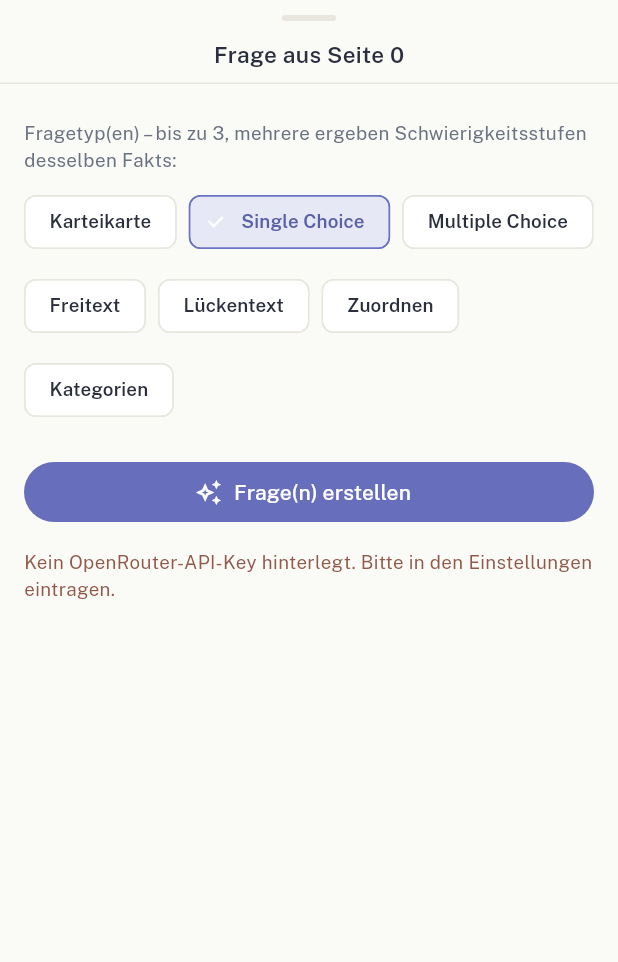
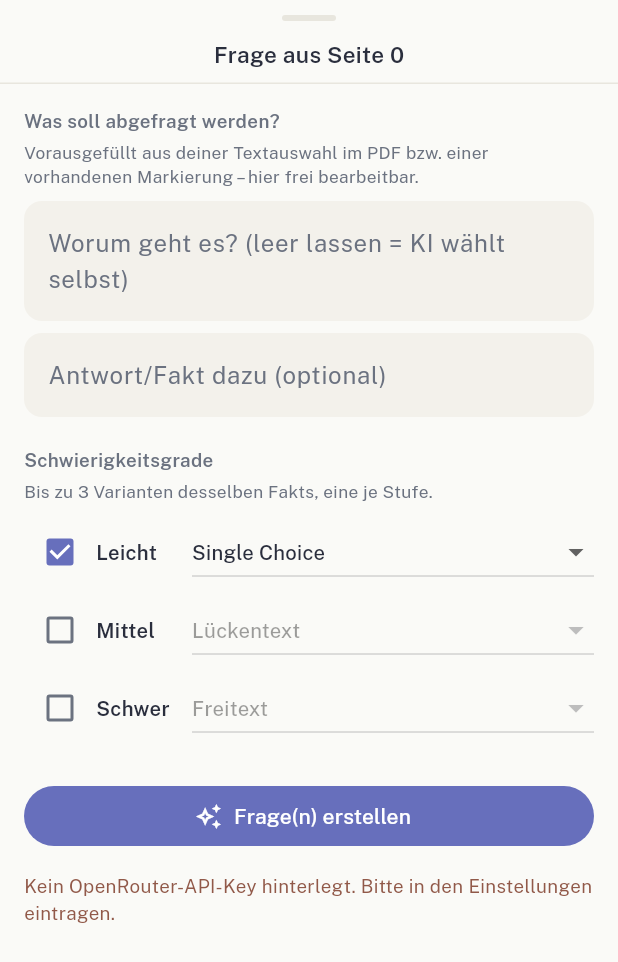
Before and after one commit to nphjfvp/Lernen, a Flutter app: the PageQuestionCreationSheet widget shown alone on an empty page, opened directly with empty values, after a tap on "Frage(n) erstellen", on a phone screen of 412 x 824 dp. Shown: the top 962 px of the screen. Run offline on Flutter 3.47's test engine with Material 3 defaults, Android fonts, the phone set to English and light mode, and no system bars; our stand-ins replace cloud_firestore, cross_file, file_picker, firebase_auth, firebase_core, flutter_local_notifications and 7 more; missing offline and left inert: desktop_drop, home_widget, syncfusion_flutter_pdf, syncfusion_flutter_pdfviewer; accounts and stored records are empty; network calls fail.

Commit message:
Fragen-erstellen-Sheet: Markieren per Textauswahl, Leicht/Mittel/Schwer, echte Quiz-Vorschau, Anpassen
Drei Lücken im gerade gebauten "Frage erstellen"-Feature behoben:

1. Markieren war bisher nur über eine bereits GESPEICHERTE Markierung
   möglich. Jetzt reicht normale Textauswahl im PDF direkt vor dem
   Öffnen des Sheets (MaterialViewerScreen liest die aktuelle Auswahl
   über denselben getSelectedTextLines()-Mechanismus wie beim manuellen
   Markieren aus) - kein extra Klick auf einen Farb-Button nötig. Frage-
   und Antwort-Text sind im Sheet außerdem frei eintippbar/editierbar,
   vorbelegte Markierung bleibt als Fallback.

2. Statt einer freien Typ-Auswahl (bis zu 3 beliebige Typen) gibt es
   jetzt drei explizite Stufen Leicht/Mittel/Schwer, jede einzeln an-/
   abwählbar mit per Dropdown frei wählbarem Fragetyp (Default:
   Single-Choice/Lückentext/Freitext, wie die bestehende Schwierigkeits-
   Eskalationskette).

3. Generierte Karten wurden nur als Text-Liste (front + answerSummary)
   angezeigt. Jetzt läuft die Vorschau über dieselbe QuestionAnswerView
   wie Daily Quiz/Üben - sieht optisch UND interaktiv exakt so aus wie
   im echten Quiz, mit Vor/Zurück-Navigation durch alle generierten
   Varianten.

Zusätzlich: AiService.generateQuestionsFromPage unterstützt jetzt
Überarbeitung (previousFlashcards + instruction, analog zu
generatePageConcept) - Grundlage für den neuen "Anpassen"-Button im
Sheet nach der ersten Generierung.

Co-Authored-By: Claude Sonnet 5 <noreply@anthropic.com>
Claude-Session: https://claude.ai/code/session_01NJyPeVZbNMSmD6hiV7yhpx

```diff
--- a/lib/ui/widgets/page_question_creation_sheet.dart
+++ b/lib/ui/widgets/page_question_creation_sheet.dart
@@ -11,15 +11,22 @@ import '../../repositories/settings_repository.dart';
 import '../../services/ai_service.dart';
 import '../../services/question_parsing.dart';
 import '../../theme/app_colors.dart';
+import '../daily/question_answer_view.dart';
 
 /// "Frage erstellen" im Lernmodus (siehe MaterialViewerScreen): erzeugt aus
-/// GENAU der gerade betrachteten Seite 1-3 Karteikarten-Varianten desselben
-/// Fakts (unterschiedliche Typen/Schwierigkeitsgrade, siehe
-/// AiService.generateQuestionsFromPage) – immer multimodal (Seiten-
-/// Screenshot ans Vision-Modell), da Folienseiten oft Diagramme/Formeln
-/// enthalten, die reiner Text nicht wiedergibt. Hat der Nutzer auf dieser
-/// Seite bereits eine "Frage" (rot) markiert, wird sie als verbindliche
-/// Grundlage angeboten statt die KI frei wählen zu lassen.
+/// GENAU der gerade betrachteten Seite bis zu 3 Karteikarten-Varianten
+/// desselben Fakts – je eine für Leicht/Mittel/Schwer (siehe
+/// AiService.generateQuestionsFromPage/[_variantTypeRule]) – immer
+/// multimodal (Seiten-Screenshot ans Vision-Modell), da Folienseiten oft
+/// Diagramme/Formeln enthalten, die reiner Text nicht wiedergibt.
+///
+/// Was abgefragt werden soll, markiert der Nutzer entweder direkt vorher im
+/// PDF (Textauswahl, siehe [initialQuestionText] – KEIN extra Klick auf
+/// einen Markier-Button nötig) oder tippt es/passt es hier frei ein; eine
+/// bereits gespeicherte Frage/Antwort-Markierung dient nur als Vorbelegung.
+/// Die generierten Karten lassen sich wie im echten Quiz durchklicken
+/// ([QuestionAnswerView], rein kosmetisch – ohne FSRS-Effekt) und per freier
+/// Anweisung überarbeiten, bevor sie gespeichert werden.
 class PageQuestionCreationSheet extends StatefulWidget {
   const PageQuestionCreationSheet({
     super.key,
@@ -28,6 +35,7 @@ class PageQuestionCreationSheet extends StatefulWidget {
     required this.pageText,
     required this.pageImageBytes,
     required this.highlightsOnPage,
+    this.initialQuestionText,
     this.examContext,
   });
 
@@ -36,21 +44,42 @@ class PageQuestionCreationSheet extends StatefulWidget {
   final String pageText;
   final Uint8List pageImageBytes;
   final List<MaterialHighlight> highlightsOnPage;
+
+  /// Gerade im PDF ausgewählter Text (siehe MaterialViewerScreen), bevor
+  /// dieses Sheet geöffnet wurde – die einfachste Art zu markieren, worauf
+  /// sich die Frage beziehen soll: Text auswählen, dann "Frage erstellen"
+  /// tippen, kein separater Markier-Schritt nötig.
+  final String? initialQuestionText;
   final String? examContext;
 
   @override
   State<PageQuestionCreationSheet> createState() => _PageQuestionCreationSheetState();
 }
 
+class _DifficultySlot {
+  _DifficultySlot({required this.label, required this.enabled, required this.type});
+  final String label;
+  bool enabled;
+  QuestionType type;
+}
+
 class _PageQuestionCreationSheetState extends State<PageQuestionCreationSheet> {
-  static const _maxTypes = 3;
+  late final TextEditingController _questionController;
+  late final TextEditingController _answerController;
+  final _instructionController = TextEditingController();
 
-  final Set<QuestionType> _selectedTypes = {};
-  bool _useHighlightPair = false;
+  late final List<_DifficultySlot> _slots = [
+    _DifficultySlot(label: 'Leicht', enabled: true, type: QuestionType.singleChoice),
+    _DifficultySlot(label: 'Mittel', enabled: false, type: QuestionType.fillBlank),
+    _DifficultySlot(label: 'Schwer', enabled: false, type: QuestionType.freeText),
+  ];
+
   bool _generating = false;
   bool _saving = false;
   String? _error;
   List<Flashcard>? _previewCards;
+  List<Map<String, dynamic>>? _previousRaw;
+  int _previewIndex = 0;
 
   MaterialHighlight? _firstOfColor(HighlightColor color) {
     for (final h in widget.highlightsOnPage) {
@@ -62,12 +91,25 @@ class _PageQuestionCreationSheetState extends State<PageQuestionCreationSheet> {
   @override
   void initState() {
     super.initState();
-    _useHighlightPair = _firstOfColor(HighlightColor.red) != null;
-    _selectedTypes.add(QuestionType.singleChoice);
+    final question = widget.initialQuestionText ?? _firstOfColor(HighlightColor.red)?.text ?? '';
+    _questionController = TextEditingController(text: question);
+    _answerController = TextEditingController(text: _firstOfColor(HighlightColor.green)?.text ?? '');
   }
 
-  Future<void> _generate() async {
-    if (_selectedTypes.isEmpty) return;
+  @override
+  void dispose() {
+    _questionController.dispose();
+    _answerController.dispose();
+    _instructionController.dispose();
+    super.dispose();
+  }
+
+  List<QuestionType> get _selectedTypes =>
+      _slots.where((s) => s.enabled).map((s) => s.type).toList();
+
+  Future<void> _generate({bool refine = false}) async {
+    final types = _selectedTypes;
+    if (types.isEmpty) return;
     final settings = context.read<SettingsRepository>().settings;
     if (!settings.hasApiKey) {
       setState(() => _error = 'Kein OpenRouter-API-Key hinterlegt. Bitte in den Einstellungen eintragen.');
@@ -79,15 +121,17 @@ class _PageQuestionCreationSheetState extends State<PageQuestionCreationSheet> {
     });
     try {
       final ai = AiService(apiKey: settings.openRouterApiKey!, model: settings.visionModelId);
-      final question = _useHighlightPair ? _firstOfColor(HighlightColor.red)?.text : null;
-      final answer = _useHighlightPair ? _firstOfColor(HighlightColor.green)?.text : null;
+      final question = _questionController.text.trim();
+      final answer = _answerController.text.trim();
       final raw = await ai.generateQuestionsFromPage(
         pageImageBytes: widget.pageImageBytes,
         pageText: widget.pageText,
-        types: _selectedTypes.toList(),
-        questionHighlight: question,
-        answerHighlight: answer,
+        types: types,
+        questionHighlight: question.isEmpty ? null : question,
+        answerHighlight: answer.isEmpty ? null : answer,
         examContext: widget.examContext,
+        previousFlashcards: refine ? _previousRaw : null,
+        instruction: refine ? _instructionController.text.trim() : null,
       );
 
       final now = DateTime.now();
@@ -114,6 +158,9 @@ class _PageQuestionCreationSheetState extends State<PageQuestionCreationSheet> {
       if (!mounted) return;
       setState(() {
         _previewCards = cards;
+        _previousRaw = raw;
+        _previewIndex = 0;
+        _instructionController.clear();
         _generating = false;
         if (cards.isEmpty) _error = 'Keine gültige Frage konnte erzeugt werden.';
       });
@@ -140,26 +187,15 @@ class _PageQuestionCreationSheetState extends State<PageQuestionCreationSheet> {
     Navigator.of(context).pop(cards.length);
   }
 
-  void _toggleType(QuestionType type, bool selected) {
-    setState(() {
-      if (selected) {
-        if (_selectedTypes.length < _maxTypes) _selectedTypes.add(type);
-      } else {
-        _selectedTypes.remove(type);
-      }
-    });
-  }
-
   @override
   Widget build(BuildContext context) {
     final c = context.colors;
-    final hasRed = _firstOfColor(HighlightColor.red) != null;
     final previewCards = _previewCards;
 
     return Padding(
       padding: EdgeInsets.only(bottom: MediaQuery.viewInsetsOf(context).bottom),
       child: SizedBox(
-        height: MediaQuery.sizeOf(context).height * 0.85,
+        height: MediaQuery.sizeOf(context).height * 0.88,
         child: DecoratedBox(
           decoration: BoxDecoration(color: c.bg, borderRadius: const BorderRadius.vertical(top: Radius.circular(20))),
           child: Column(
@@ -177,72 +213,7 @@ class _PageQuestionCreationSheetState extends State<PageQuestionCreationSheet> {
               ),
               Divider(height: 1, color: c.border),
               Expanded(
-                child: ListView(
-                  padding: const EdgeInsets.all(16),
-                  children: [
-                    if (previewCards == null) ...[
-                      if (hasRed)
-                        CheckboxListTile(
-                          contentPadding: EdgeInsets.zero,
-                          value: _useHighlightPair,
-                          onChanged: _generating ? null : (v) => setState(() => _useHighlightPair = v ?? false),
-                          controlAffinity: ListTileControlAffinity.leading,
-                          title: const Text('Auf markierte Frage/Antwort stützen',
-                              style: TextStyle(fontSize: 13.5, fontWeight: FontWeight.w600)),
-                          subtitle: Text(
-                            '"${_firstOfColor(HighlightColor.red)!.text}" → '
-                            '"${_firstOfColor(HighlightColor.green)?.text ?? '(keine Antwort markiert)'}"',
-                            style: TextStyle(fontSize: 11.5, color: c.inkMuted),
-                          ),
-                        ),
-                      const SizedBox(height: 8),
-                      Text('Fragetyp(en) – bis zu $_maxTypes, mehrere ergeben Schwierigkeitsstufen '
-                          'desselben Fakts:',
-                          style: TextStyle(fontSize: 12.5, color: c.inkMuted)),
-                      const SizedBox(height: 8),
-                      Wrap(
-                        spacing: 8,
-                        runSpacing: 8,
-                        children: QuestionType.values.map((t) {
-                          final selected = _selectedTypes.contains(t);
-                          return FilterChip(
-                            label: Text(t.label),
-                            selected: selected,
-                            onSelected: _generating ? null : (v) => _toggleType(t, v),
-                            selectedColor: c.accentSoft,
-                            labelStyle: TextStyle(
-                                fontSize: 12.5, color: selected ? c.accentOnSoft : c.ink, fontWeight: FontWeight.w600),
-                            backgroundColor: c.surface,
-                            side: BorderSide(color: selected ? c.accent : c.border),
-                          );
-                        }).toList(),
-                      ),
-                      const SizedBox(height: 20),
-                      FilledButton.icon(
-                        onPressed: (_generating || _selectedTypes.isEmpty) ? null : _generate,
-                        icon: _generating
-                            ? const SizedBox(width: 16, height: 16, child: CircularProgressIndicator(strokeWidth: 2))
-                            : const Icon(Icons.auto_awesome_outlined),
-                        label: const Text('Frage(n) erstellen'),
-                      ),
-                    ] else ...[
-                      Text('${previewCards.length} Frage${previewCards.length == 1 ? '' : 'n'} erzeugt',
-                          style: Theme.of(context).textTheme.titleMedium),
-                      const SizedBox(height: 8),
-                      ...previewCards.map((card) => Card(
-                            child: ListTile(
-                              title: Text(card.front),
-                              subtitle: Text('${card.type.label} · ${card.answerSummary}'),
-                            ),
-                          )),
-                    ],
-                    if (_error != null)
-                      Padding(
-                        padding: const EdgeInsets.only(top: 14),
-                        child: Text(_error!, style: TextStyle(color: c.danger, fontSize: 12.5)),
-                      ),
-                  ],
-                ),
+                child: previewCards == null ? _buildConfig(c) : _buildPreview(c, previewCards),
               ),
               if (previewCards != null && previewCards.isNotEmpty)
                 Padding(
@@ -273,4 +244,173 @@ class _PageQuestionCreationSheetState extends State<PageQuestionCreationSheet> {
       ),
     );
   }
+
+  Widget _buildConfig(AppColors c) {
+    return ListView(
+      padding: const EdgeInsets.all(16),
+      children: [
+        Text('Was soll abgefragt werden?', style: TextStyle(fontSize: 12.5, fontWeight: FontWeight.w600, color: c.inkMuted)),
+        const SizedBox(height: 4),
+        Text(
+          'Vorausgefüllt aus deiner Textauswahl im PDF bzw. einer vorhandenen '
+          'Markierung – hier frei bearbeitbar.',
+          style: TextStyle(fontSize: 11.5, color: c.inkMuted),
+        ),
+        const SizedBox(height: 8),
+        TextField(
+          controller: _questionController,
+          enabled: !_generating,
+          maxLines: null,
+          minLines: 2,
+          decoration: InputDecoration(
+            hintText: 'Worum geht es? (leer lassen = KI wählt selbst)',
+            filled: true,
+            fillColor: c.surfaceAlt,
+            border: OutlineInputBorder(borderRadius: BorderRadius.circular(12), borderSide: BorderSide.none),
+          ),
+        ),
+        const SizedBox(height: 8),
+        TextField(
+          controller: _answerController,
+          enabled: !_generating,
+          maxLines: null,
+          minLines: 1,
+          decoration: InputDecoration(
+            hintText: 'Antwort/Fakt dazu (optional)',
+            filled: true,
+            fillColor: c.surfaceAlt,
+            border: OutlineInputBorder(borderRadius: BorderRadius.circular(12), borderSide: BorderSide.none),
+          ),
+        ),
+        const SizedBox(height: 20),
+        Text('Schwierigkeitsgrade', style: TextStyle(fontSize: 12.5, fontWeight: FontWeight.w600, color: c.inkMuted)),
+        const SizedBox(height: 4),
+        Text(
+          'Bis zu 3 Varianten desselben Fakts, eine je Stufe.',
+          style: TextStyle(fontSize: 11.5, color: c.inkMuted),
+        ),
+        const SizedBox(height: 8),
+        ..._slots.map((slot) => Padding(
+              padding: const EdgeInsets.only(bottom: 4),
+              child: Row(
+                children: [
+                  Checkbox(
+                    value: slot.enabled,
+                    onChanged: _generating ? null : (v) => setState(() => slot.enabled = v ?? false),
+                  ),
+                  SizedBox(width: 56, child: Text(slot.label, style: const TextStyle(fontSize: 13.5, fontWeight: FontWeight.w600))),
+                  const SizedBox(width: 8),
+                  Expanded(
+                    child: DropdownButton<QuestionType>(
+                      isExpanded: true,
+                      value: slot.type,
+                      onChanged: (!_generating && slot.enabled)
+                          ? (t) => setState(() => slot.type = t ?? slot.type)
+                          : null,
+                      items: QuestionType.values
+                          .map((t) => DropdownMenuItem(value: t, child: Text(t.label, style: const TextStyle(fontSize: 13.5))))
+                          .toList(),
+                    ),
+                  ),
+                ],
+              ),
+            )),
+        const SizedBox(height: 20),
+        FilledButton.icon(
+          onPressed: (_generating || _selectedTypes.isEmpty) ? null : () => _generate(),
+          icon: _generating
+              ? const SizedBox(width: 16, height: 16, child: CircularProgressIndicator(strokeWidth: 2))
+              : const Icon(Icons.auto_awesome_outlined),
+          label: const Text('Frage(n) erstellen'),
+        ),
+        if (_error != null)
+          Padding(
+            padding: const EdgeInsets.only(top: 14),
+            child: Text(_error!, style: TextStyle(color: c.danger, fontSize: 12.5)),
+          ),
+      ],
+    );
+  }
+
+  Widget _buildPreview(AppColors c, List<Flashcard> cards) {
+    final card = cards[_previewIndex];
+    return Column(
+      children: [
+        Padding(
+          padding: const EdgeInsets.symmetric(horizontal: 8, vertical: 4),
+          child: Row(
+            children: [
+              IconButton(
+                icon: const Icon(Icons.chevron_left),
+                onPressed: _previewIndex > 0 ? () => setState(() => _previewIndex--) : null,
+              ),
+              Expanded(
+                child: Text(
+                  'Vorschau ${_previewIndex + 1}/${cards.length} · ${card.type.label}',
+                  textAlign: TextAlign.center,
+                  style: TextStyle(fontSize: 12.5, color: c.inkMuted, fontWeight: FontWeight.w600),
+                ),
+              ),
+              IconButton(
+                icon: const Icon(Icons.chevron_right),
+                onPressed: _previewIndex < cards.length - 1 ? () => setState(() => _previewIndex++) : null,
+              ),
+            ],
+          ),
+        ),
+        Expanded(
+          child: QuestionAnswerView(
+            key: ValueKey(card.id),
+            card: card,
+            isNew: false,
+            onComplete: ({selfGrade, isCorrect}) {
+              if (_previewIndex < cards.length - 1) setState(() => _previewIndex++);
+            },
+          ),
+        ),
+        Padding(
+          padding: const EdgeInsets.fromLTRB(16, 4, 16, 8),
+          child: Column(
+            crossAxisAlignment: CrossAxisAlignment.start,
+            children: [
+              Text('Anpassen', style: TextStyle(fontSize: 12.5, fontWeight: FontWeight.w600, color: c.inkMuted)),
+              const SizedBox(height: 6),
+              Row(
+                crossAxisAlignment: CrossAxisAlignment.start,
+                children: [
+                  Expanded(
+                    child: TextField(
+                      controller: _instructionController,
+                      enabled: !_generating,
+                      onChanged: (_) => setState(() {}),
+                      decoration: InputDecoration(
+                        hintText: 'z.B. "einfacher formulieren", "anderer Fokus"',
+                        filled: true,
+                        fillColor: c.surfaceAlt,
+                        border: OutlineInputBorder(borderRadius: BorderRadius.circular(12), borderSide: BorderSide.none),
+                      ),
+                    ),
+                  ),
+                  const SizedBox(width: 8),
+                  IconButton.filled(
+                    onPressed: (_generating || _instructionController.text.trim().isEmpty)
+                        ? null
+                        : () => _generate(refine: true),
+                    icon: _generating
+                        ? const SizedBox(width: 16, height: 16, child: CircularProgressIndicator(strokeWidth: 2))
+                        : const Icon(Icons.refresh),
+                  ),
+                ],
+              ),
+              if (_error != null)
+                Padding(
+                  padding: const EdgeInsets.only(top: 8),
+                  child: Text(_error!, style: TextStyle(color: c.danger, fontSize: 12.5)),
+                ),
+            ],
+          ),
+        ),
+      ],
+    );
+  }
 }
```
Also changed, not shown: lib/services/ai_service.dart (+26 -9 lines), lib/ui/modules/material_viewer_screen.dart (+9 -2 lines), 2 other files.
